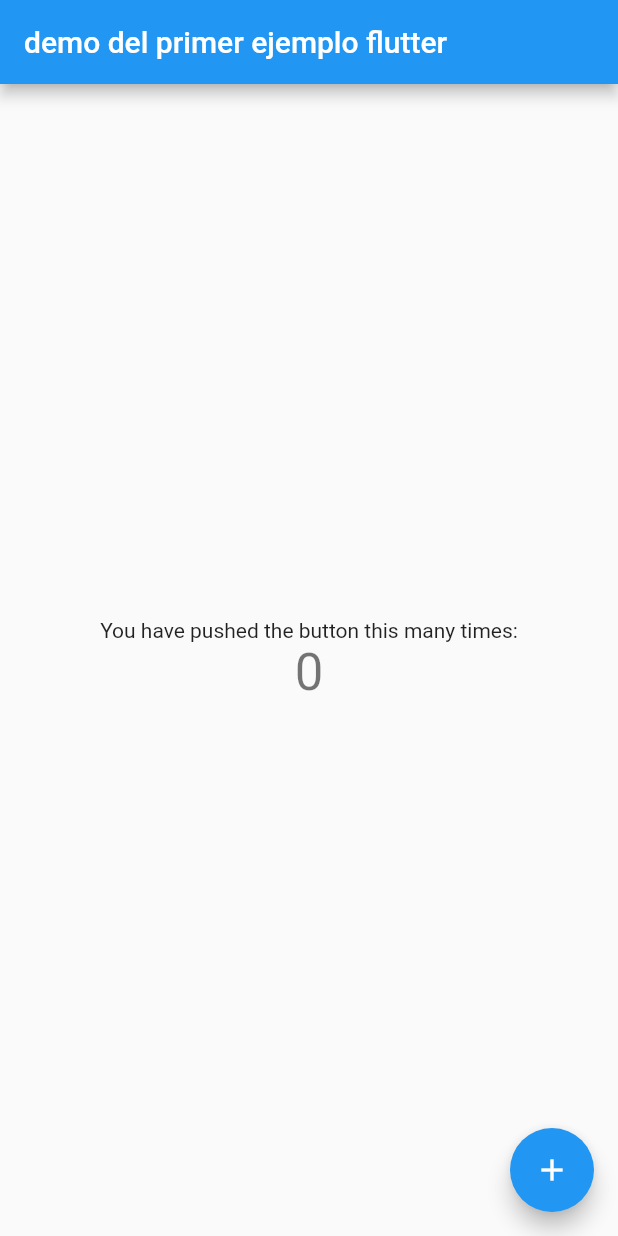
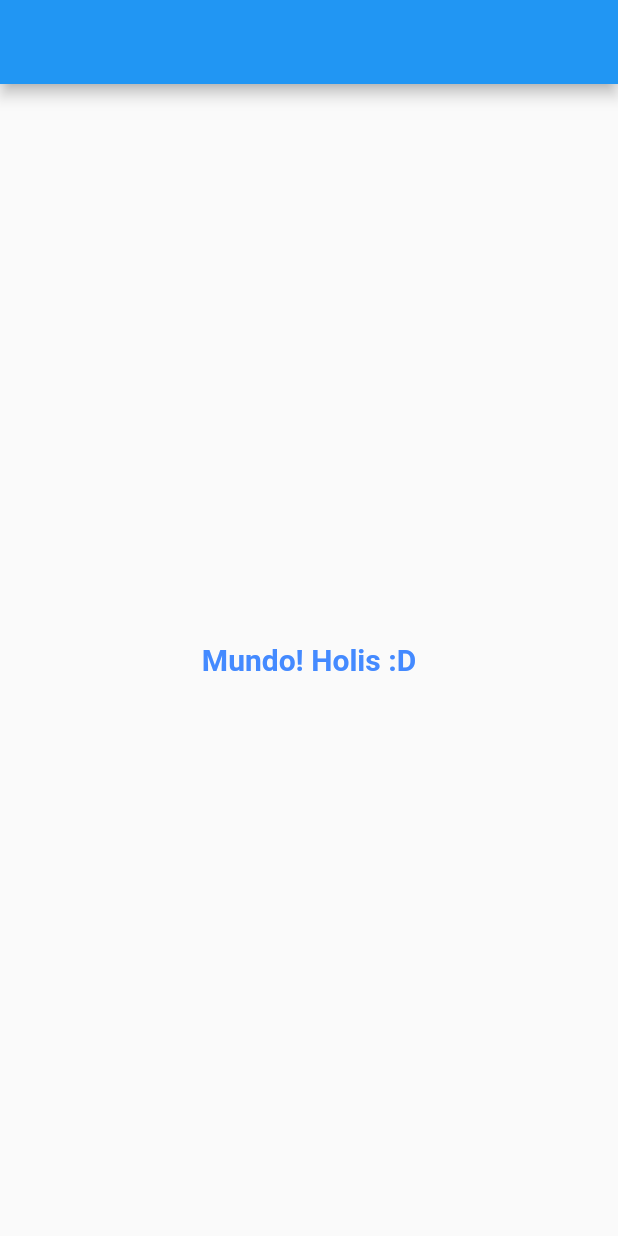
Before and after one commit to KevindelCid/ejercicio1flutter, a Flutter app: the screen it shows after launch, on a phone screen of 412 x 824 dp. Run offline on Flutter 3.47's test engine with Material 2 defaults, Android fonts, the phone set to English and light mode, and no system bars.

Commit message:
realizado el primer ejercicio, entendiendo los widgets

```diff
--- a/lib/main.dart
+++ b/lib/main.dart
@@ -13,103 +13,35 @@ class MyApp extends StatelessWidget {
     return MaterialApp(
       title: 'Flutter Demo',
       theme: ThemeData(
-        // This is the theme of your application.
-        //
-        // Try running your application with "flutter run". You'll see the
-        // application has a blue toolbar. Then, without quitting the app, try
-        // changing the primarySwatch below to Colors.green and then invoke
-        // "hot reload" (press "r" in the console where you ran "flutter run",
-        // or simply save your changes to "hot reload" in a Flutter IDE).
-        // Notice that the counter didn't reset back to zero; the application
-        // is not restarted.
         primarySwatch: Colors.blue,
       ),
-      home: const MyHomePage(title: 'demo del primer ejemplo flutter'),
+      home: const MyHomePage(),
     );
   }
 }
 
-class MyHomePage extends StatefulWidget {
-  const MyHomePage({Key? key, required this.title}) : super(key: key);
-
-  // This widget is the home page of your application. It is stateful, meaning
-  // that it has a State object (defined below) that contains fields that affect
-  // how it looks.
-
-  // This class is the configuration for the state. It holds the values (in this
-  // case the title) provided by the parent (in this case the App widget) and
-  // used by the build method of the State. Fields in a Widget subclass are
-  // always marked "final".
-
-  final String title;
-
-  @override
-  State<MyHomePage> createState() => _MyHomePageState();
-}
-
-class _MyHomePageState extends State<MyHomePage> {
-  int _counter = 0;
-
-  void _incrementCounter() {
-    setState(() {
-      // This call to setState tells the Flutter framework that something has
-      // changed in this State, which causes it to rerun the build method below
-      // so that the display can reflect the updated values. If we changed
-      // _counter without calling setState(), then the build method would not be
-      // called again, and so nothing would appear to happen.
-      _counter++;
-    });
-  }
+class MyHomePage extends StatelessWidget {
+  const MyHomePage({Key? key}) : super(key: key);
 
   @override
   Widget build(BuildContext context) {
-    // This method is rerun every time setState is called, for instance as done
-    // by the _incrementCounter method above.
-    //
-    // The Flutter framework has been optimized to make rerunning build methods
-    // fast, so that you can just rebuild anything that needs updating rather
-    // than having to individually change instances of widgets.
     return Scaffold(
-      appBar: AppBar(
-        // Here we take the value from the MyHomePage object that was created by
-        // the App.build method, and use it to set our appbar title.
-        title: Text(widget.title),
-      ),
-      body: Center(
-        // Center is a layout widget. It takes a single child and positions it
-        // in the middle of the parent.
-        child: Column(
-          // Column is also a layout widget. It takes a list of children and
-          // arranges them vertically. By default, it sizes itself to fit its
-          // children horizontally, and tries to be as tall as its parent.
-          //
-          // Invoke "debug painting" (press "p" in the console, choose the
-          // "Toggle Debug Paint" action from the Flutter Inspector in Android
-          // Studio, or the "Toggle Debug Paint" command in Visual Studio Code)
-          // to see the wireframe for each widget.
-          //
-          // Column has various properties to control how it sizes itself and
-          // how it positions its children. Here we use mainAxisAlignment to
-          // center the children vertically; the main axis here is the vertical
-          // axis because Columns are vertical (the cross axis would be
-          // horizontal).
-          mainAxisAlignment: MainAxisAlignment.center,
-          children: <Widget>[
-            const Text(
-              'You have pushed the button this many times:',
-            ),
-            Text(
-              '$_counter',
-              style: Theme.of(context).textTheme.headline4,
-            ),
-          ],
+      appBar: AppBar(), //apBar me muestra lo que en web se conoce como navbar
+      body: const Center(
+        child:  Text(
+        'Mundo! Holis :D', // muestro texto parametro obligatorio de Text
+        style: TextStyle(
+          // estilos para el texto es opcional
+          fontSize: 20,
+          fontWeight: FontWeight.bold,
+          color: Colors.blueAccent,
         ),
-      ),
-      floatingActionButton: FloatingActionButton(
-        onPressed: _incrementCounter,
-        tooltip: 'Increment',
-        child: const Icon(Icons.add),
-      ), // This trailing comma makes auto-formatting nicer for build methods.
+
+      ), // puedo mostrar texto ...
+
+
+      )
+
     );
   }
 }
```
